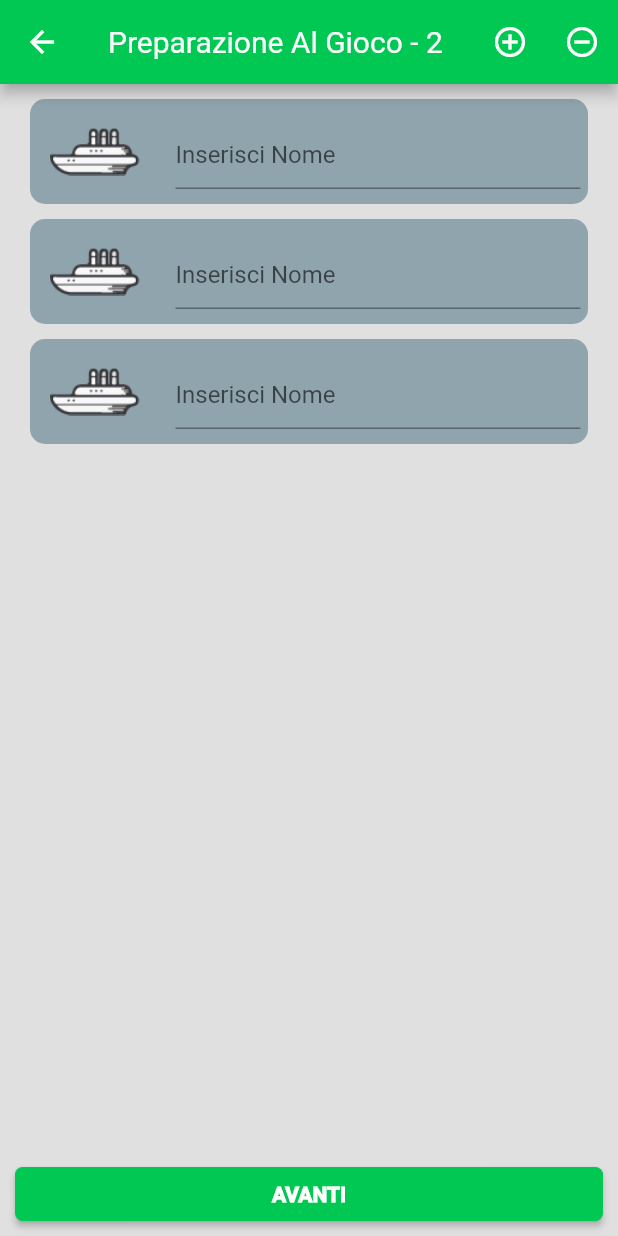
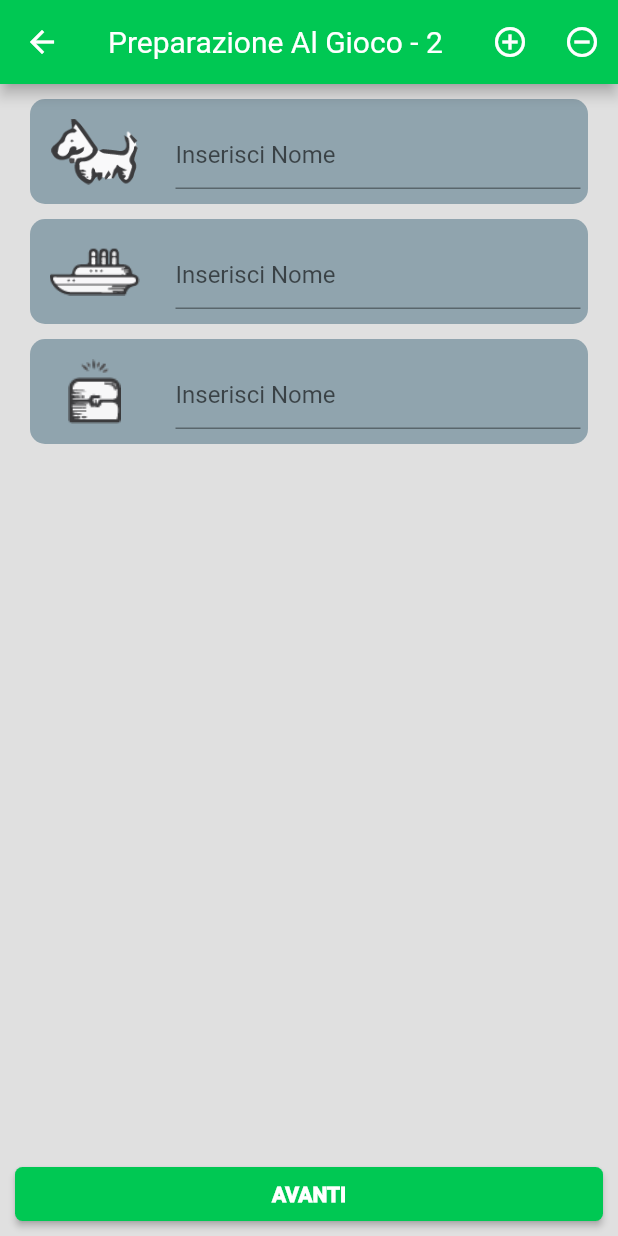
Before and after one commit to Lisguincio/Flutter-Pointpoly, a Flutter app: the Preparazione2 screen opened by its route, after a tap on the "add circle outline" icon, on a phone screen of 412 x 824 dp. Run offline on Flutter 3.47's test engine with Material 2 defaults, Android fonts, the phone set to English and light mode, and no system bars; our stand-ins replace dotted_border, shared_preferences; missing offline and left inert: back_button_interceptor; accounts and stored records are empty.

Commit message:
Fixed pawn assegnation when startplayer creates

```diff
--- a/lib/MonopolyIcon.dart
+++ b/lib/MonopolyIcon.dart
@@ -12,6 +12,8 @@ const String icon_auto = asset + "/Risorsa8.png";
 var pawnList = new List<Pawn>();
 
 class Pawn{
+  static int pawnIndex=0;
+
   String uri;
   String name;
 
@@ -27,4 +29,6 @@ class Pawn{
     pawnList.add(Pawn("Cappello",icon_cappello));
     pawnList.add(Pawn("Automobile",icon_auto));
   }
+
+
 }
--- a/lib/definitions.dart
+++ b/lib/definitions.dart
@@ -1,6 +1,4 @@
 import 'dart:core';
-
-import 'package:flutter/material.dart';
 import 'dart:math';
 
 import 'package:Pointpoly/stats.dart';
@@ -25,7 +23,7 @@ class Player {
   int id;
   String name;
   int points;
-  Image pawn;
+  Pawn pawn;
   int position;
 
   Player({
@@ -33,7 +31,7 @@ class Player {
     this.name=" ",
     this.points=0,
     }){
-      this.pawn = Image.asset(icon_nave);
+      this.pawn = pawnList[Pawn.pawnIndex++%8];
     }
 
   Player.fromPlayer(Player p){
--- a/lib/screens/Preparazione-2.dart
+++ b/lib/screens/Preparazione-2.dart
@@ -36,11 +36,11 @@ class PlayerTile extends StatelessWidget{
           decoration: InputDecoration(
             icon: IconButton(
               iconSize: 60,
-              icon: player.pawn,
+              icon: Image.asset(player.pawn.uri),
               onPressed: (){
 
                 showModal(player.id);
-                } //TODO: completare la selezione delle pedine
+                }
             ),
             hintText: "Inserisci Nome",
             suffix: Text((player.id+1).toString()),
@@ -65,7 +65,7 @@ class PlayerTile extends StatelessWidget{
               leading: Image.asset(pawnList[i].uri,fit: BoxFit.contain,width: 60,),
               onTap: (){
                 parent.setState((){
-                  startplayers[id].pawn = Image.asset(pawnList[i].uri);
+                  startplayers[id].pawn = Pawn(pawnList[i].name, pawnList[i].uri);
                   Navigator.pop(context);
                 }
                 );
@@ -90,17 +90,16 @@ class MyPreparazione2 extends State<Preparazione2>{
   List<TextEditingController> controllers = new List();
 
   void initState(){
-
-
     super.initState();
+    Pawn.createPawnList();
     players.clear();
     startplayers.clear();
     controllers.clear();
     for(int i=0;i<2;i++){
-      startplayers.add(Player(id: startplayers.length));
+      startplayers.add(Player(id: startplayers.length, ));
       controllers.add(TextEditingController());
     }
-    Pawn.createPawnList();
+
 
   } //initState
 
```
